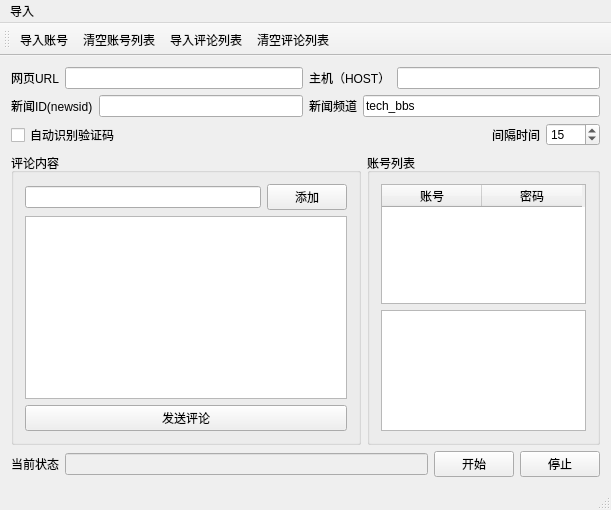
Before: the Qt Designer form auto_wangyi_fatie/autobots_toutiao.ui in blacksjt/autobots, drawn with Qt 5.
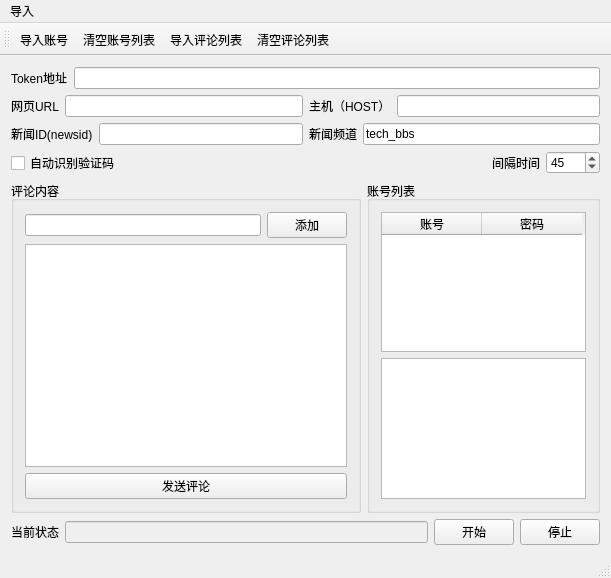
After: the same form once the commit is applied.

Patch:
```diff
--- a/auto_wangyi_fatie/autobots_toutiao.ui
+++ b/auto_wangyi_fatie/autobots_toutiao.ui
@@ -7,7 +7,7 @@
     <x>0</x>
     <y>0</y>
     <width>611</width>
-    <height>510</height>
+    <height>578</height>
    </rect>
   </property>
   <property name="windowTitle">
@@ -16,6 +16,24 @@
   <widget class="QWidget" name="centralWidget">
    <layout class="QGridLayout" name="gridLayout_4">
     <item row="0" column="0">
+     <layout class="QHBoxLayout" name="horizontalLayout_13">
+      <item>
+       <widget class="QLabel" name="label_6">
+        <property name="text">
+         <string>Token地址</string>
+        </property>
+       </widget>
+      </item>
+      <item>
+       <widget class="QLineEdit" name="lineEdit_token_url">
+        <property name="enabled">
+         <bool>true</bool>
+        </property>
+       </widget>
+      </item>
+     </layout>
+    </item>
+    <item row="1" column="0">
      <layout class="QHBoxLayout" name="horizontalLayout_10">
       <item>
        <layout class="QHBoxLayout" name="horizontalLayout_3">
@@ -58,7 +76,7 @@
       </item>
      </layout>
     </item>
-    <item row="1" column="0">
+    <item row="2" column="0">
      <layout class="QHBoxLayout" name="horizontalLayout_8">
       <item>
        <layout class="QHBoxLayout" name="horizontalLayout_2">
@@ -104,7 +122,7 @@
       </item>
      </layout>
     </item>
-    <item row="2" column="0">
+    <item row="3" column="0">
      <layout class="QHBoxLayout" name="horizontalLayout_12">
       <item>
        <widget class="QCheckBox" name="checkBox_CodeOnline">
@@ -147,7 +165,7 @@
            <number>5</number>
           </property>
           <property name="value">
-           <number>15</number>
+           <number>45</number>
           </property>
          </widget>
         </item>
@@ -155,7 +173,7 @@
       </item>
      </layout>
     </item>
-    <item row="3" column="0">
+    <item row="4" column="0">
      <layout class="QHBoxLayout" name="horizontalLayout_6">
       <item>
        <widget class="QGroupBox" name="groupBox">
@@ -237,7 +255,7 @@
       </item>
      </layout>
     </item>
-    <item row="4" column="0">
+    <item row="5" column="0">
      <layout class="QHBoxLayout" name="horizontalLayout">
       <item>
        <layout class="QGridLayout" name="gridLayout_3">
```
